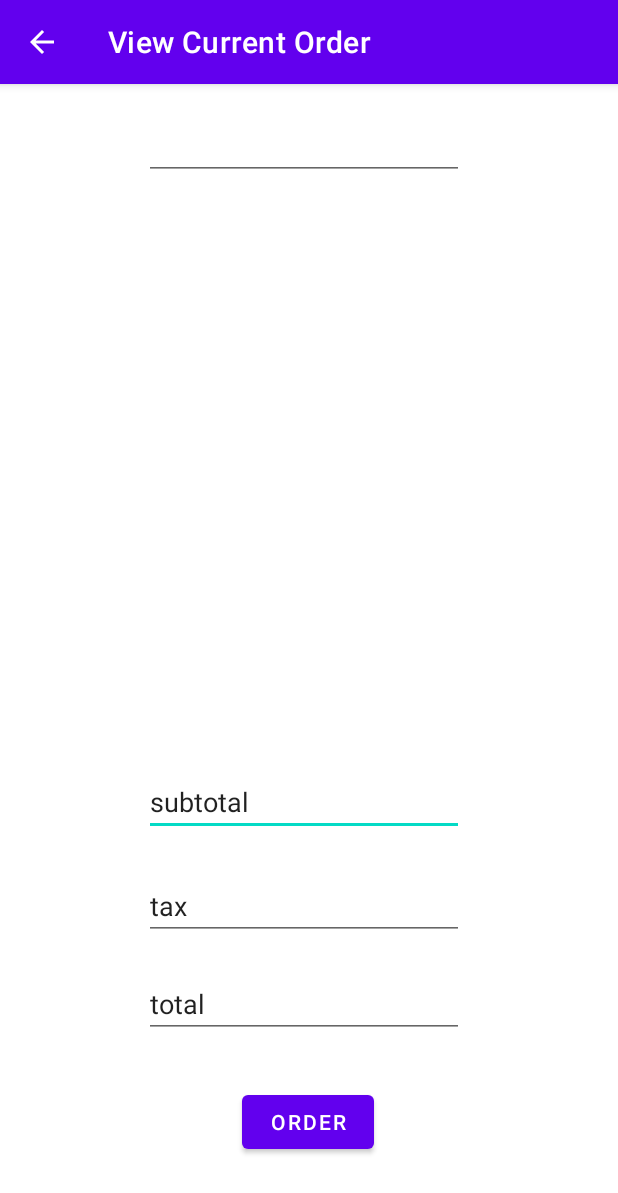
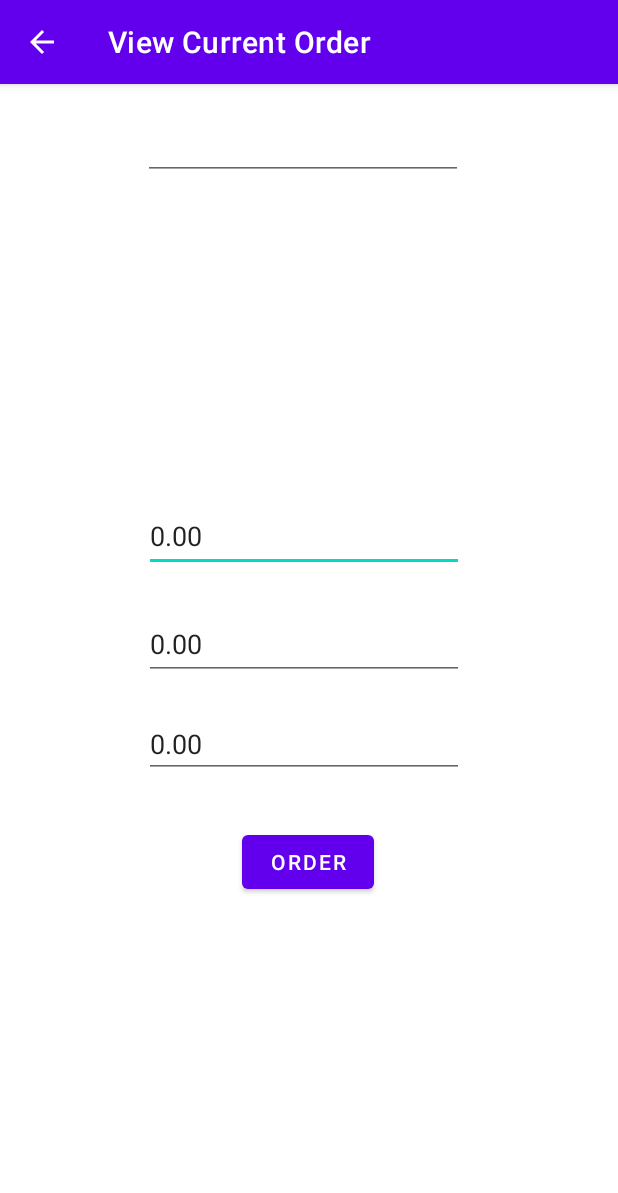
Before and after one commit to JDunich/Pizzeria-App, an Android app: the screen it shows after launch (CurrentActivity), after a tap on "VIEW CURRENT ORDER", on a phone screen of 412 x 824 dp. Shown: the top 1193 px of the screen. Run offline under Robolectric (Android 15) with nearby library versions, the phone set to English and light mode, and no system bars; 1 statement that could not run was skipped.

Commit message:
Add Files

```diff
--- a/app/src/main/java/com/example/pizzeria_app/CurrentActivity.java
+++ b/app/src/main/java/com/example/pizzeria_app/CurrentActivity.java
@@ -6,14 +6,16 @@ import android.view.View;
 import android.widget.*;
 import androidx.appcompat.app.AppCompatActivity;
 
+import static com.example.pizzeria_app.MainActivity.all_bt;
 import static com.example.pizzeria_app.MainActivity.storeOrders;
-import static com.example.pizzeria_app.PizzaActivity.arr;
+import static com.example.pizzeria_app.CustomizeActivity.arr;
 
 public class CurrentActivity extends AppCompatActivity {
 
     ListView pizza_list;
     EditText subtotal, tax, total, phoneNumber;
     Button currorder_bt;
+    ArrayAdapter<Pizza> adapter;
 
     @Override
     protected void onCreate(Bundle savedInstanceState) {
@@ -26,20 +28,22 @@ public class CurrentActivity extends AppCompatActivity {
         phoneNumber = findViewById(R.id.phoneNumber);
         currorder_bt = findViewById(R.id.currorder_bt);
         setPhoneNumber();
-        ArrayAdapter<Pizza> adapter = new ArrayAdapter<Pizza>(
+        setPrices();
+        adapter = new ArrayAdapter<Pizza>(
                 this,
                 android.R.layout.simple_list_item_1, arr.getPizzaList()
         );
         pizza_list.setAdapter(adapter);
         pizza_list.setOnItemClickListener((parent, view, position, id) -> {
             Pizza delete = (Pizza) pizza_list.getItemAtPosition(position);
-            pizza_list.removeViewAt(position);
+            pizza_list.setAdapter(adapter);
             arr.remove(delete);
             setPrices();
         });
         currorder_bt.setOnClickListener(event -> {
             storeOrders.add(arr);
             currorder_bt.setEnabled(false);
+            all_bt.setEnabled(true);
         });
 
     }
--- a/app/src/main/java/com/example/pizzeria_app/MainActivity.java
+++ b/app/src/main/java/com/example/pizzeria_app/MainActivity.java
@@ -7,12 +7,15 @@ import android.os.Bundle;
 import android.view.View;
 import android.widget.Button;
 
+import static com.example.pizzeria_app.CustomizeActivity.arr;
+import static com.example.pizzeria_app.PizzaActivity.curr;
+
 public class MainActivity extends AppCompatActivity {
 
     static StoreOrders storeOrders = new StoreOrders();
+    static Button curr_bt, all_bt;
 
-
-    Button order_bt, curr_bt, all_bt;
+    Button order_bt;
 
     @Override
     protected void onCreate(Bundle savedInstanceState) {
--- a/app/src/main/java/com/example/pizzeria_app/StoreActivity.java
+++ b/app/src/main/java/com/example/pizzeria_app/StoreActivity.java
@@ -21,6 +21,10 @@ public class StoreActivity extends AppCompatActivity {
     protected void onCreate(Bundle savedInstanceState) {
         super.onCreate(savedInstanceState);
         setContentView(R.layout.activity_store);
+        ordersTable = findViewById(R.id.ordersTable);
+        numbers = findViewById(R.id.numbers);
+        cancel = findViewById(R.id.cancel);
+        orderTotal = findViewById(R.id.orderTotal);
         setTable(storeOrders.getFirstNumber());
         setPhoneNumbers();
         numbers.setOnItemSelectedListener(new AdapterView.OnItemSelectedListener() {
@@ -41,6 +45,7 @@ public class StoreActivity extends AppCompatActivity {
             numbers.setAdapter(numberAdapter);
             ordersTable.setAdapter(null);
             storeOrders.cancel(toCancel);
+            orderTotal.setText("0.00");
         });
 
     }
--- a/app/src/main/res/layout/activity_order.xml
+++ b/app/src/main/res/layout/activity_order.xml
@@ -6,8 +6,8 @@
                                                    android:layout_height="match_parent">
 
     <ListView
-            android:layout_width="245dp"
-            android:layout_height="304dp" app:layout_constraintTop_toTopOf="parent"
+            android:layout_width="244dp"
+            android:layout_height="149dp" app:layout_constraintTop_toTopOf="parent"
             android:layout_marginTop="104dp" app:layout_constraintStart_toStartOf="parent"
             android:layout_marginLeft="80dp" android:layout_marginStart="80dp" android:id="@+id/pizza_list"/>
     <Button
@@ -26,9 +26,10 @@
             android:ems="10"
             android:id="@+id/subtotal"
             app:layout_constraintTop_toBottomOf="@+id/pizza_list"
-            android:layout_marginTop="48dp" app:layout_constraintStart_toStartOf="@+id/pizza_list"
+            android:layout_marginTop="24dp" app:layout_constraintStart_toStartOf="@+id/pizza_list"
             app:layout_constraintEnd_toEndOf="@+id/pizza_list" android:clickable="false"
-            android:autofillHints="subtotal" tools:ignore="LabelFor"/>
+            android:autofillHints="subtotal" tools:ignore="LabelFor" android:minHeight="48dp" android:editable="false"
+            app:layout_constraintHorizontal_bias="0.529"/>
     <EditText
             android:layout_width="wrap_content"
             android:layout_height="wrap_content"
@@ -39,7 +40,8 @@
             app:layout_constraintStart_toStartOf="@+id/subtotal"
             app:layout_constraintEnd_toEndOf="@+id/subtotal"
             app:layout_constraintTop_toBottomOf="@+id/subtotal" android:layout_marginTop="24dp"
-            app:layout_constraintHorizontal_bias="1.0" android:autofillHints="tax" tools:ignore="LabelFor"/>
+            app:layout_constraintHorizontal_bias="1.0" android:autofillHints="tax" tools:ignore="LabelFor"
+            android:minHeight="48dp" android:editable="false"/>
     <EditText
             android:layout_width="wrap_content"
             android:layout_height="wrap_content"
@@ -50,7 +52,8 @@
             app:layout_constraintTop_toBottomOf="@+id/tax"
             app:layout_constraintStart_toStartOf="@+id/tax"
             app:layout_constraintEnd_toEndOf="@+id/tax" app:layout_constraintHorizontal_bias="1.0"
-            android:layout_marginTop="20dp" android:autofillHints="total" tools:ignore="LabelFor"/>
+            android:layout_marginTop="20dp" android:autofillHints="total" tools:ignore="LabelFor,TouchTargetSizeCheck"
+            android:editable="false"/>
     <EditText
             android:layout_width="wrap_content"
             android:layout_height="wrap_content"
@@ -60,5 +63,5 @@
             android:id="@+id/phoneNumber"
             app:layout_constraintBottom_toTopOf="@+id/pizza_list" app:layout_constraintEnd_toEndOf="@+id/pizza_list"
             app:layout_constraintStart_toStartOf="@+id/pizza_list" android:layout_marginBottom="40dp"
-            android:autofillHints="phoneNumber" tools:ignore="LabelFor,TextFields"/>
+            android:autofillHints="phoneNumber" tools:ignore="LabelFor,TextFields" android:editable="false"/>
 </androidx.constraintlayout.widget.ConstraintLayout>
```
Also changed, not shown: app/src/main/java/com/example/pizzeria_app/CustomizeActivity.java (+6 -3 lines), app/src/main/java/com/example/pizzeria_app/PizzaActivity.java (+3 -5 lines), app/src/main/res/layout/activity_store.xml (+6 -4 lines).
